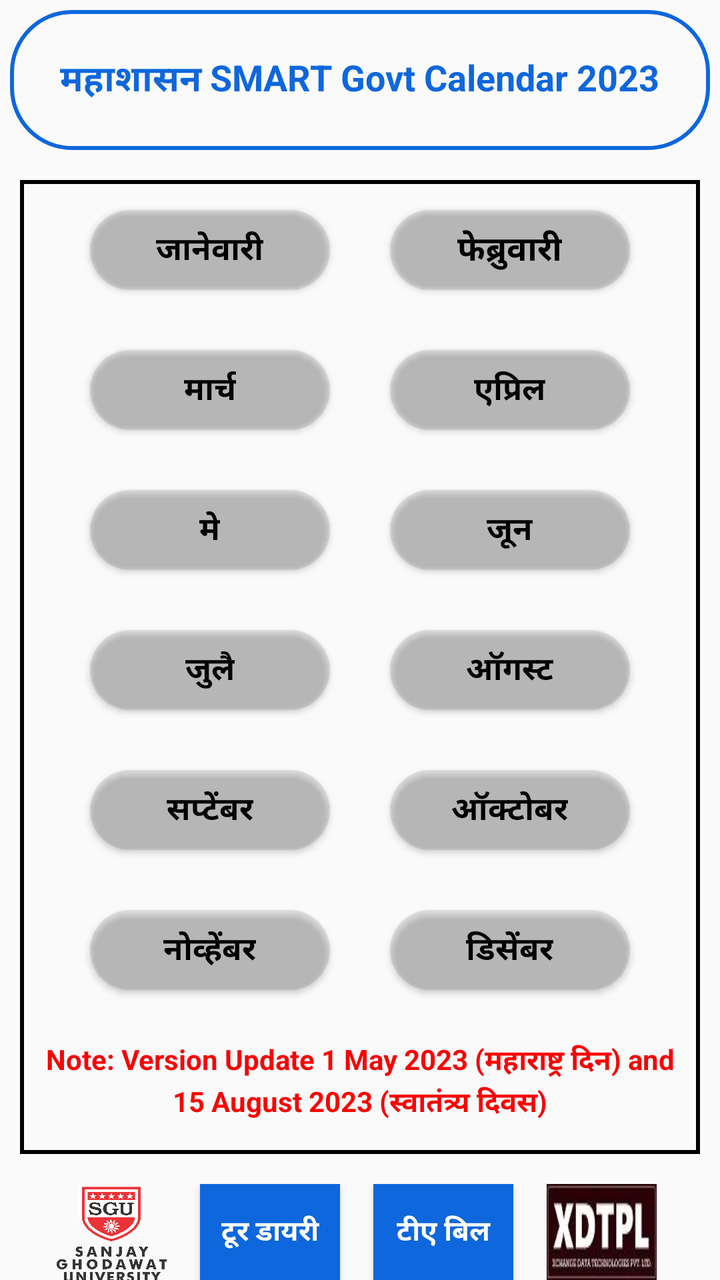
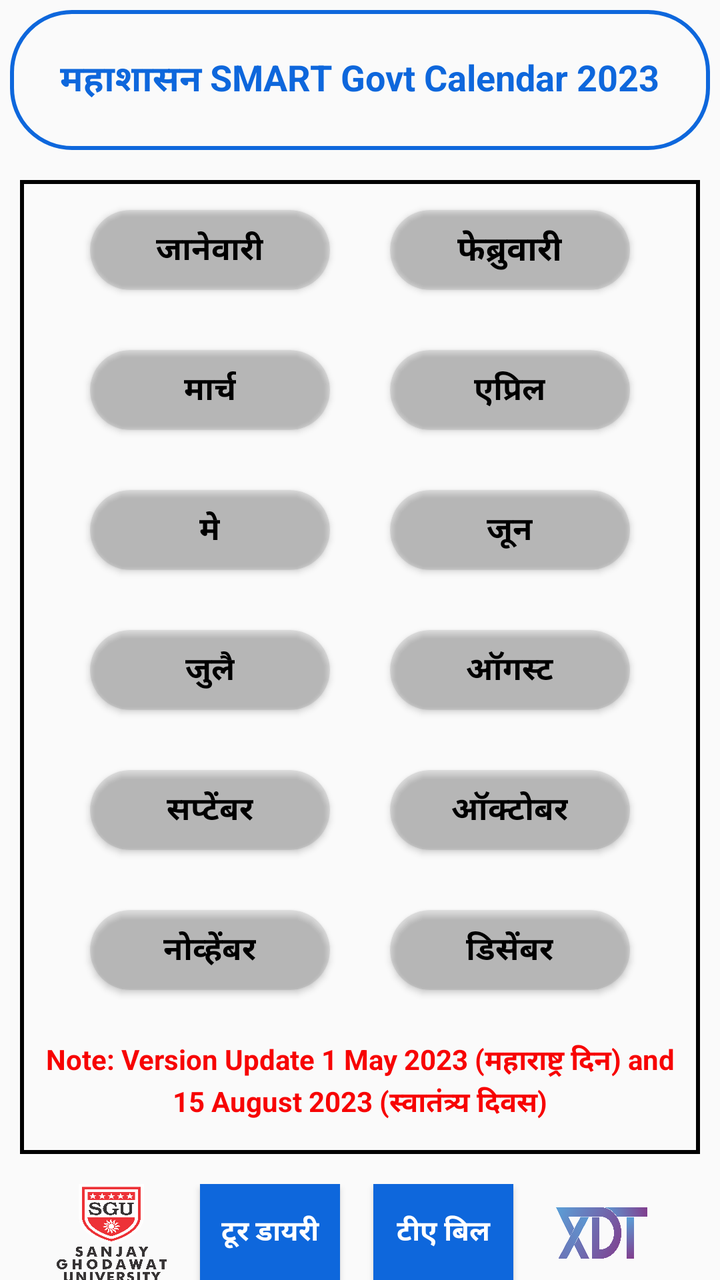

Two renders of the same Android screen: before a commit and after it. Below are the layout's source before the change and the commit's diff.
<!-- AndroidManifest.xml: application theme AppTheme -->
<!-- res/layout/activity_home.xml -->
<?xml version="1.0" encoding="utf-8"?>
<ScrollView
    xmlns:android="http://schemas.android.com/apk/res/android"
    xmlns:app="http://schemas.android.com/apk/res-auto"
    xmlns:tools="http://schemas.android.com/tools"
    android:id="@+id/scrollView"
    android:layout_width="match_parent"
    android:layout_height="match_parent"
    android:layout_centerVertical="true"
    android:fadingEdge="none"
    android:fillViewport="true"
    android:isScrollContainer="true"
    android:scrollbars="none" >

    <RelativeLayout
        android:layout_width="match_parent"
        android:layout_height="match_parent"
        tools:context=".HomeActivity"
        android:orientation="vertical">
        <LinearLayout
            android:orientation="vertical"
            android:layout_width="match_parent"
            android:layout_height="match_parent">

            <LinearLayout
                android:gravity="center"
                android:orientation="vertical"
                android:layout_width="match_parent"
                android:layout_height="70dp"
                android:layout_marginTop="5dp"
                android:layout_margin="5dp"
                android:background="@drawable/customborder">

                <TextView
                    android:layout_width="wrap_content"
                    android:layout_height="wrap_content"
                    android:layout_marginTop="0dp"
                    android:text="महाशासन SMART Govt Calendar 2023"
                    android:textColor="@color/colorPrimary"
                    android:textSize="18dp"
                    android:textStyle="bold" />
            </LinearLayout>

            <LinearLayout
                android:layout_width="match_parent"
                android:layout_height="wrap_content"
                android:orientation="vertical"
                android:gravity="center"
                android:layout_margin="10sp"
                android:background="@drawable/roundcornerimage">

            <LinearLayout
                android:gravity="center_horizontal"
                android:orientation="horizontal"
                android:layout_width="match_parent"
                android:layout_height="wrap_content"
                android:layout_marginTop="0dp">
                <android.support.v7.widget.CardView
                    android:foreground="?android:attr/selectableItemBackground"
                    android:clickable="true"
                    android:id="@+id/jan"
                    android:layout_width="120dp"
                    android:layout_height="40dp"
                    android:layout_margin="5dp"
                    app:cardCornerRadius="20dp"
                    android:elevation="10dp"
                    app:cardBackgroundColor="#1b434445">
                    <LinearLayout
                        android:gravity="center"
                        android:orientation="vertical"
                        android:layout_width="match_parent"
                        android:layout_height="match_parent">
                        
                        <TextView
                            android:layout_width="wrap_content"
                            android:layout_height="wrap_content"
                            android:text="जानेवारी"
                            android:textColor="#000"
                            android:textSize="16sp"
                            android:textStyle="bold"
                            android:layout_marginTop="0dp"
                            android:layout_gravity="center" />
                    </LinearLayout>
                </android.support.v7.widget.CardView>
                <TextView
                    android:layout_width="wrap_content"
                    android:layout_height="wrap_content"
                    android:text="      "/>
                <android.support.v7.widget.CardView
                    android:foreground="?android:attr/selectableItemBackground"
                    android:clickable="true"
                    android:id="@+id/feb"
                    android:layout_width="120dp"
                    android:layout_height="40dp"
                    android:layout_margin="5dp"
                    app:cardCornerRadius="20dp"
                    android:elevation="10dp"
                    app:cardBackgroundColor="#1b434445">
                    <LinearLayout
                        android:gravity="center"
                        android:orientation="vertical"
                        android:layout_weight="1"
                        android:layout_width="match_parent"
                        android:layout_height="match_parent">
                        <TextView
                            android:layout_width="wrap_content"
                            android:layout_height="wrap_content"
                            android:text="फेब्रुवारी"
                            android:textColor="#000"
                            android:textStyle="bold"
                            android:textSize="17sp"
                            android:layout_marginTop="0dp"
                            android:layout_gravity="center" />

                    </LinearLayout>
                </android.support.v7.widget.CardView>
            </LinearLayout>

            <LinearLayout
                android:gravity="center_horizontal"
                android:orientation="horizontal"
                android:layout_width="match_parent"
                android:layout_height="wrap_content"
                android:layout_marginTop="20sp">

                <android.support.v7.widget.CardView
                    android:foreground="?android:attr/selectableItemBackground"
                    android:clickable="true"
                    android:id="@+id/mar"
                    android:layout_width="120dp"
                    android:layout_height="40dp"
                    android:layout_margin="5dp"
                    app:cardCornerRadius="20dp"
                    android:elevation="10dp"
                    app:cardBackgroundColor="#1b434445">
                    <LinearLayout
                        android:gravity="center"
                        android:orientation="vertical"
                        android:layout_width="match_parent"
                        android:layout_height="match_parent"
                        android:layout_marginTop="0dp">
                        <TextView
                            android:layout_width="wrap_content"
                            android:layout_height="wrap_content"
                            android:text="मार्च"
                            android:textColor="#000"
                            android:textStyle="bold"
                            android:textSize="16sp"
                            android:layout_marginTop="0dp"
                            android:layout_gravity="center" />
                    </LinearLayout>
                </android.support.v7.widget.CardView>
                <TextView
                    android:layout_width="wrap_content"
                    android:layout_height="wrap_content"
                    android:text="      "/>
                <android.support.v7.widget.CardView
                    android:foreground="?android:attr/selectableItemBackground"
                    android:clickable="true"
                    android:id="@+id/Apr"
                    android:layout_width="120dp"
                    android:layout_height="40dp"
                    android:layout_margin="5dp"
                    app:cardCornerRadius="20dp"
                    android:elevation="10dp"
                    app:cardBackgroundColor="#1b434445">
                    <LinearLayout
                        android:gravity="center"
                        android:orientation="vertical"
                        android:layout_width="match_parent"
                        android:layout_height="match_parent"
                        android:layout_marginTop="0dp">
                        <TextView
                            android:layout_width="wrap_content"
                            android:layout_height="wrap_content"
                            android:text="एप्रिल"
                            android:textColor="#000"
                            android:textStyle="bold"
                            android:textSize="16sp"
                            android:layout_marginTop="0dp"
                            android:layout_gravity="center" />
                    </LinearLayout>
                </android.support.v7.widget.CardView>
            </LinearLayout>
            <LinearLayout
                android:gravity="center_horizontal"
                android:orientation="horizontal"
                android:layout_width="match_parent"
                android:layout_height="wrap_content"
                android:layout_marginTop="20sp">

                <android.support.v7.widget.CardView
                    android:foreground="?android:attr/selectableItemBackground"
                    android:clickable="true"
                    android:id="@+id/may"
                    android:layout_width="120dp"
                    android:layout_height="40dp"
                    android:layout_margin="5dp"
                    app:cardCornerRadius="20dp"
                    android:elevation="10dp"
                    app:cardBackgroundColor="#1b434445"
                    >
                    <LinearLayout
                        android:gravity="center"
                        android:orientation="vertical"
                        android:layout_width="match_parent"
                        android:layout_height="match_parent"
                        android:layout_marginTop="0dp">

                        <TextView
                            android:layout_width="wrap_content"
                            android:layout_height="wrap_content"
                            android:layout_gravity="center"
                            android:layout_marginTop="0dp"
                            android:text="मे"
                            android:textColor="#000"
                            android:textSize="16sp"
                            android:textStyle="bold" />
                    </LinearLayout>
                </android.support.v7.widget.CardView>
                <TextView
                    android:layout_width="wrap_content"
                    android:layout_height="wrap_content"
                    android:text="      "/>
                <android.support.v7.widget.CardView
                    android:foreground="?android:attr/selectableItemBackground"
                    android:clickable="false"
                    android:id="@+id/june"
                    android:layout_width="120dp"
                    android:layout_height="40dp"
                    android:layout_margin="5dp"
                    app:cardCornerRadius="20dp"
                    android:elevation="10dp"
                    app:cardBackgroundColor="#1b434445"
                    android:enabled="false">
                    <LinearLayout
                        android:gravity="center"
                        android:orientation="vertical"
                        android:layout_width="match_parent"
                        android:layout_height="match_parent"
                        android:layout_marginTop="0dp">
                        <TextView
                            android:layout_width="wrap_content"
                            android:layout_height="wrap_content"
                            android:text="जून"
                            android:textColor="#000"
                            android:textStyle="bold"
                            android:textSize="16sp"
                            android:layout_marginTop="0dp"
                            android:layout_gravity="center" />
                    </LinearLayout>
                </android.support.v7.widget.CardView>
            </LinearLayout>
            <LinearLayout
                android:gravity="center_horizontal"
                android:orientation="horizontal"
                android:layout_width="match_parent"
                android:layout_height="wrap_content"
                android:layout_marginTop="20sp">

                <android.support.v7.widget.CardView
                    android:foreground="?android:attr/selectableItemBackground"
                    android:clickable="false"
                    android:id="@+id/july"
                    android:layout_width="120dp"
                    android:layout_height="40dp"
                    android:layout_margin="5dp"
                    app:cardCornerRadius="20dp"
                    android:elevation="10dp"
                    app:cardBackgroundColor="#1b434445"
                    android:enabled="false">
                    <LinearLayout
                        android:gravity="center"
                        android:orientation="vertical"
                        android:layout_width="match_parent"
                        android:layout_height="match_parent"
                        android:layout_marginTop="0dp">
                        <TextView
                            android:layout_width="wrap_content"
                            android:layout_height="wrap_content"
                            android:text="जुलै"
                            android:textColor="#000"
                            android:textStyle="bold"
                            android:textSize="16sp"
                            android:layout_gravity="center"
                            android:layout_marginTop="0dp" />
                    </LinearLayout>
                </android.support.v7.widget.CardView>
                <TextView
                    android:layout_width="wrap_content"
                    android:layout_height="wrap_content"
                    android:text="      "/>
                <android.support.v7.widget.CardView
                    android:foreground="?android:attr/selectableItemBackground"
                    android:clickable="false"
                    android:id="@+id/Aug"
                    android:layout_width="120dp"
                    android:layout_height="40dp"
                    android:layout_margin="5dp"
                    app:cardCornerRadius="20dp"
                    android:elevation="10dp"
                    app:cardBackgroundColor="#1b434445"
                    android:enabled="false">
                    <LinearLayout
                        android:gravity="center"
                        android:orientation="vertical"
                        android:layout_width="match_parent"
                        android:layout_height="match_parent"
                        android:layout_marginTop="0dp">
                        <TextView
                            android:layout_width="wrap_content"
                            android:layout_height="wrap_content"
                            android:text="ऑगस्ट"
                            android:textColor="#000"
                            android:textStyle="bold"
                            android:textSize="16sp"
                            android:layout_marginTop="0dp"
                            android:layout_gravity="center" />
                    </LinearLayout>
                </android.support.v7.widget.CardView>
            </LinearLayout>
            <LinearLayout
                android:gravity="center_horizontal"
                android:orientation="horizontal"
                android:layout_width="match_parent"
                android:layout_height="wrap_content"
                android:layout_marginTop="20sp">

                <android.support.v7.widget.CardView
                    android:foreground="?android:attr/selectableItemBackground"
                    android:clickable="false"
                    android:id="@+id/Sept"
                    android:layout_width="120dp"
                    android:layout_height="40dp"
                    android:layout_margin="5dp"
                    app:cardCornerRadius="20dp"
                    android:elevation="10dp"
                    app:cardBackgroundColor="#1b434445"
                    android:enabled="false">
                    <LinearLayout
                        android:gravity="center"
                        android:orientation="vertical"
                        android:layout_width="match_parent"
                        android:layout_height="match_parent"
                        android:layout_marginTop="0dp">
                        <TextView
                            android:layout_width="wrap_content"
                            android:layout_height="wrap_content"
                            android:text="सप्टेंबर"
                            android:textColor="#000"
                            android:textStyle="bold"
                            android:textSize="16sp"
                            android:layout_gravity="center"
                            android:layout_marginTop="0dp" />
                    </LinearLayout>
                </android.support.v7.widget.CardView>
                <TextView
                    android:layout_width="wrap_content"
                    android:layout_height="wrap_content"
                    android:text="      "/>
                <android.support.v7.widget.CardView
                    android:foreground="?android:attr/selectableItemBackground"
                    android:clickable="false"
                    android:id="@+id/Oct"
                    android:layout_width="120dp"
                    android:layout_height="40dp"
                    android:layout_margin="5dp"
                    app:cardCornerRadius="20dp"
                    android:elevation="10dp"
                    app:cardBackgroundColor="#1b434445"
                    android:enabled="false">
                    <LinearLayout
                        android:gravity="center"
                        android:orientation="vertical"
                        android:layout_weight="2"
                        android:layout_width="match_parent"
                        android:layout_height="match_parent"
                        android:layout_marginTop="0dp">
                        <TextView
                            android:layout_width="wrap_content"
                            android:layout_height="wrap_content"
                            android:text="ऑक्टोबर"
                            android:textColor="#000"
                            android:textStyle="bold"
                            android:textSize="16sp"
                            android:layout_marginTop="0dp"
                            android:layout_gravity="center" />
                    </LinearLayout>
                </android.support.v7.widget.CardView>
            </LinearLayout>
            <LinearLayout
                android:gravity="center_horizontal"
                android:orientation="horizontal"
                android:layout_width="match_parent"
                android:layout_height="wrap_content"
                android:layout_marginBottom="0dp"
                android:layout_marginTop="20sp">

                <android.support.v7.widget.CardView
                    android:foreground="?android:attr/selectableItemBackground"
                    android:clickable="false"
                    android:id="@+id/Nov"
                    android:layout_width="120dp"
                    android:layout_height="40dp"
                    android:layout_margin="5dp"
                    app:cardCornerRadius="20dp"
                    android:elevation="10dp"
                    app:cardBackgroundColor="#1b434445"
                    android:enabled="false">
                    <LinearLayout
                        android:gravity="center"
                        android:orientation="vertical"
                        android:layout_width="match_parent"
                        android:layout_height="match_parent"
                        android:layout_marginTop="0dp">
                        <TextView
                            android:layout_width="wrap_content"
                            android:layout_height="wrap_content"
                            android:text="नोव्हेंबर"
                            android:textColor="#000"
                            android:textStyle="bold"
                            android:textSize="16sp"
                            android:layout_gravity="center"
                            android:layout_marginTop="0dp"
                            android:enabled="false"/>
                    </LinearLayout>
                </android.support.v7.widget.CardView>
                <TextView
                    android:layout_width="wrap_content"
                    android:layout_height="wrap_content"
                    android:text="      "/>
                <android.support.v7.widget.CardView
                    android:foreground="?android:attr/selectableItemBackground"
                    android:clickable="false"
                    android:id="@+id/Dec"
                    android:layout_width="120dp"
                    android:layout_height="40dp"
                    android:layout_margin="5dp"
                    app:cardCornerRadius="20dp"
                    android:elevation="10dp"
                    app:cardBackgroundColor="#1b434445"
                    android:enabled="false">
                    <LinearLayout
                        android:gravity="center"
                        android:orientation="vertical"
                        android:layout_width="match_parent"
                        android:layout_height="match_parent"
                        android:layout_marginTop="0dp">
                        
                        <TextView
                            android:layout_width="wrap_content"
                            android:layout_height="wrap_content"
                            android:text="डिसेंबर"
                            android:textColor="#000"
                            android:textStyle="bold"
                            android:textSize="16sp"
                            android:layout_marginTop="0dp"
                            android:layout_gravity="center"
                            android:enabled="false"/>
                    </LinearLayout>
                </android.support.v7.widget.CardView>
            </LinearLayout>

                <LinearLayout
                    android:orientation="vertical"
                    android:layout_width="match_parent"
                    android:layout_height="wrap_content"
                    android:layout_marginBottom="5dp"
                    android:layout_marginTop="20sp"
                    android:gravity="center">

                    <TextView
                        android:layout_width="match_parent"
                        android:layout_height="wrap_content"
                        android:text="@string/note"
                        android:textStyle="bold"
                        android:textAlignment="center"
                        android:textColor="#f70303"/>
                    <TextView
                        android:layout_width="match_parent"
                        android:layout_height="wrap_content"
                        android:text="@string/note1"
                        android:textStyle="bold"
                        android:textAlignment="center"
                        android:textColor="#f70303"/>
                </LinearLayout>
            </LinearLayout>

            <LinearLayout
                android:gravity="center_horizontal"
                android:orientation="horizontal"
                android:layout_width="match_parent"
                android:layout_height="wrap_content"
                android:layout_marginBottom="10dp"
                android:layout_margin="5dp">
                <ImageView
                    android:id="@+id/ad1"
                    android:layout_width="55dp"
                    android:layout_height="49dp"
                    android:textStyle="bold"
                    android:background="@drawable/sgulogom"/>

                <TextView
                    android:layout_width="wrap_content"
                    android:layout_height="wrap_content"
                    android:text="     "/>
                <Button
                    android:id="@+id/diary"
                    android:onClick="pdfView"
                    android:layout_width="70dp"
                    android:layout_height="wrap_content"
                    android:text="टूर डायरी"
                    android:textStyle="bold"
                    android:background="@color/colorPrimary"
                    android:textColor="@color/White"/>

                <TextView
                    android:layout_width="wrap_content"
                    android:layout_height="wrap_content"
                    android:text="     "/>
                <Button
                    android:id="@+id/bill"
                    android:layout_width="70dp"
                    android:layout_height="wrap_content"
                    android:text="टीए बिल"
                    android:textStyle="bold"

                    android:background="@color/colorPrimary"
                    android:textColor="@color/White"/>

                <TextView
                    android:layout_width="wrap_content"
                    android:layout_height="wrap_content"
                    android:text="     "/>
                <ImageView
                    android:id="@+id/ad2"
                    android:layout_width="55dp"
                    android:layout_height="49dp"
                    android:textStyle="bold"
                    android:background="@drawable/xdtpl"/>
                <TextView
                    android:layout_width="wrap_content"
                    android:layout_height="wrap_content"
                    android:text=" "/>
            
            </LinearLayout>

        </LinearLayout>

    </RelativeLayout>
</ScrollView>
<!-- resources referenced by this layout -->
<resources>
  <color name="White">#ffffff</color>
  <color name="colorPrimary">#0e67dc</color>
  <!-- drawable customborder (drawable) -->
  <?xml version="1.0" encoding="utf-8"?>
  <shape xmlns:android="http://schemas.android.com/apk/res/android" android:shape="rectangle">
      <corners android:radius="30dp"/>
      <padding android:left="10dp" android:right="10dp" android:top="10dp" android:bottom="10dp"/>
      <stroke android:width="2dp" android:color="@color/colorPrimary"/>
  </shape>
  <!-- drawable roundcornerimage (drawable) -->
  <?xml version="1.0" encoding="utf-8"?>
  <shape xmlns:android="http://schemas.android.com/apk/res/android">
      <corners android:radius="0dp"/>
      <padding android:left="10dp" android:right="10dp" android:top="10dp" android:bottom="10dp"/>
      <stroke android:width="2dp" android:color="#000"/>
  </shape>
  <!-- drawable sgulogom: png bitmap (drawable, 109597 bytes) -->
  <!-- drawable xdtpl: jpg bitmap (drawable, 4955 bytes) -->
  <string name="note">Note: Version Update 1 May 2023 (महाराष्ट्र दिन) and </string>
  <string name="note1">15 August 2023 (स्वातंत्र्य दिवस)</string>
  <style name="AppTheme" parent="Theme.AppCompat.Light.DarkActionBar">
          
          <item name="colorPrimary">@color/colorPrimary</item>
          <item name="colorPrimaryDark">@color/colorPrimaryDark</item>
          <item name="colorAccent">@color/colorAccent</item>
      </style>
  <color name="colorPrimaryDark">#000a57</color>
  <color name="colorAccent">#1b21d8</color>
</resources>

<!-- the commit's change to res/layout/activity_home.xml (unified diff, before → after) -->
@@ -537,7 +537,7 @@
                     android:layout_width="55dp"
                     android:layout_height="49dp"
                     android:textStyle="bold"
-                    android:background="@drawable/xdtpl"/>
+                    android:background="@drawable/xdt_logo"/>
                 <TextView
                     android:layout_width="wrap_content"
                     android:layout_height="wrap_content"
<!-- resource entries referenced after the edit -->
@@ -17,7 +17,7 @@
       <stroke android:width="2dp" android:color="#000"/>
   </shape>
   <!-- drawable sgulogom: png bitmap (drawable, 109597 bytes) -->
-  <!-- drawable xdtpl: jpg bitmap (drawable, 4955 bytes) -->
+  <!-- drawable xdt_logo: png bitmap (drawable, 140779 bytes) -->
   <string name="note">Note: Version Update 1 May 2023 (महाराष्ट्र दिन) and </string>
   <string name="note1">15 August 2023 (स्वातंत्र्य दिवस)</string>
   <style name="AppTheme" parent="Theme.AppCompat.Light.DarkActionBar">
